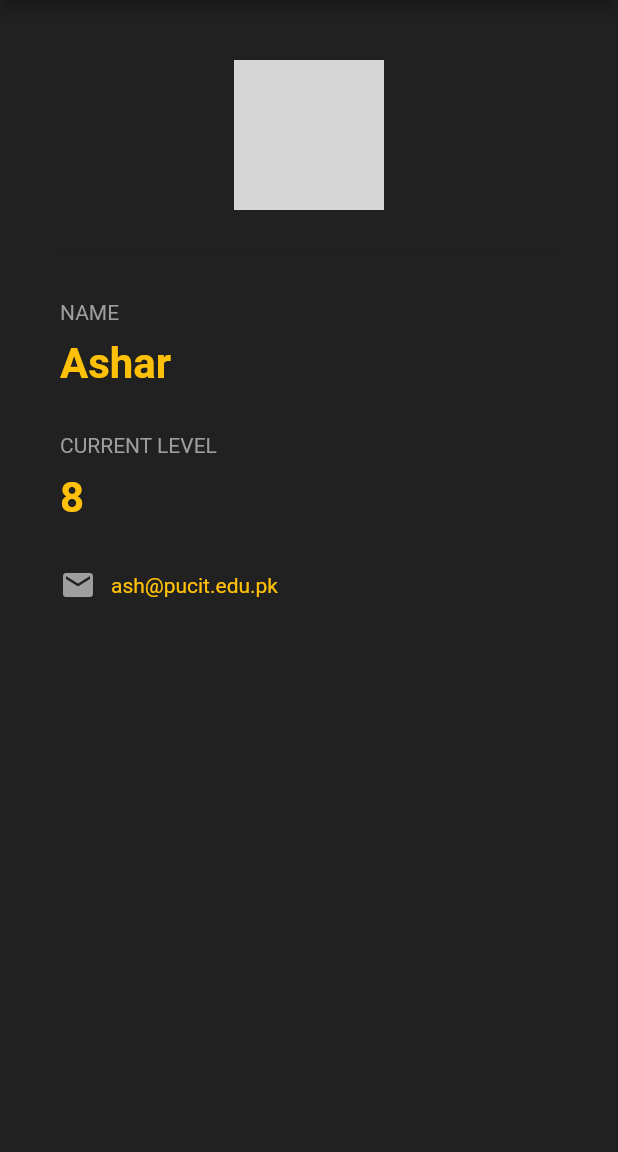
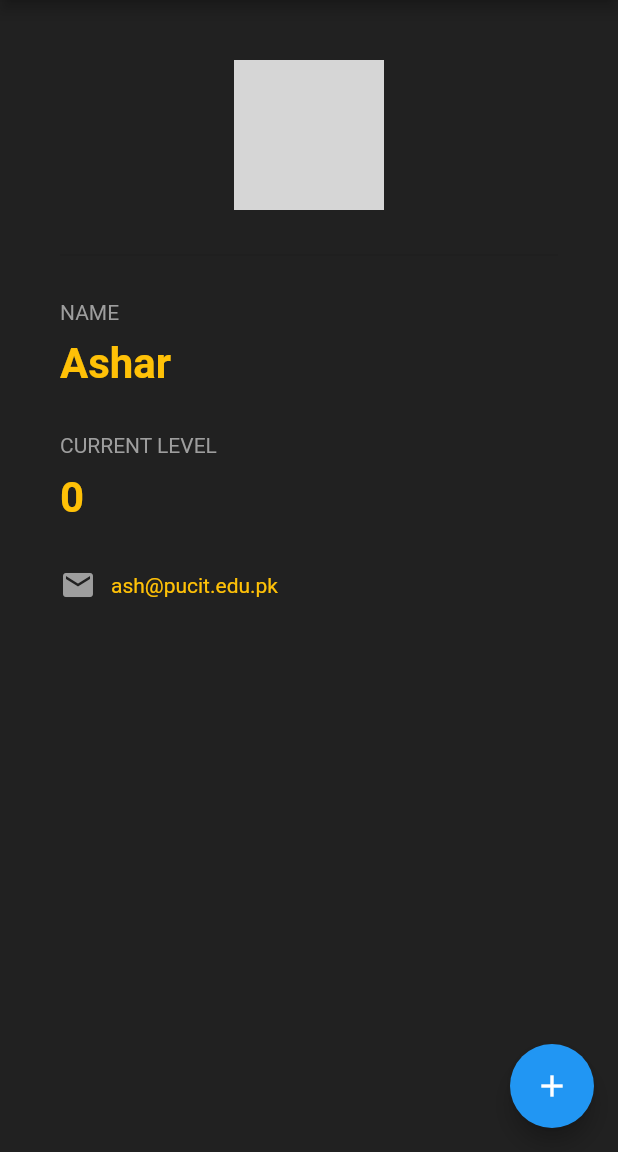
Before and after one commit to imashar7/ninjaIdCard, a Flutter app: the screen it shows after launch, on a phone screen of 412 x 824 dp, the part 84-1236 px from its top. Run offline on Flutter 3.47's test engine with Material 2 defaults, Android fonts, the phone set to English and light mode, and no system bars; network calls fail; grey boxes are pictures that could not be loaded.

```diff
--- a/lib/main.dart
+++ b/lib/main.dart
@@ -2,7 +2,14 @@ import 'package:flutter/material.dart';
 
 void main() => runApp(MaterialApp(home: NinjaCard()));
 
-class NinjaCard extends StatelessWidget {
+class NinjaCard extends StatefulWidget {
+  @override
+  State<NinjaCard> createState() => _NinjaCardState();
+}
+
+class _NinjaCardState extends State<NinjaCard> {
+  int ninjaLevel = 0;
+
   @override
   Widget build(BuildContext context) {
     return Scaffold(
@@ -12,6 +19,13 @@ class NinjaCard extends StatelessWidget {
           centerTitle: true,
           backgroundColor: Colors.black,
         ),
+        floatingActionButton: FloatingActionButton(
+            onPressed: () {
+              setState(() {
+                ninjaLevel += 1;
+              });
+            },
+            child: Icon(Icons.add)),
         body: Padding(
             padding: EdgeInsets.all(40.0),
             child: Column(
@@ -40,7 +54,7 @@ class NinjaCard extends StatelessWidget {
                 Text('CURRENT LEVEL',
                     style: TextStyle(color: Colors.grey[500])),
                 SizedBox(height: 10.0),
-                Text('8',
+                Text('$ninjaLevel',
                     style: TextStyle(
                         color: Colors.amber,
                         fontSize: 28.0,
```
